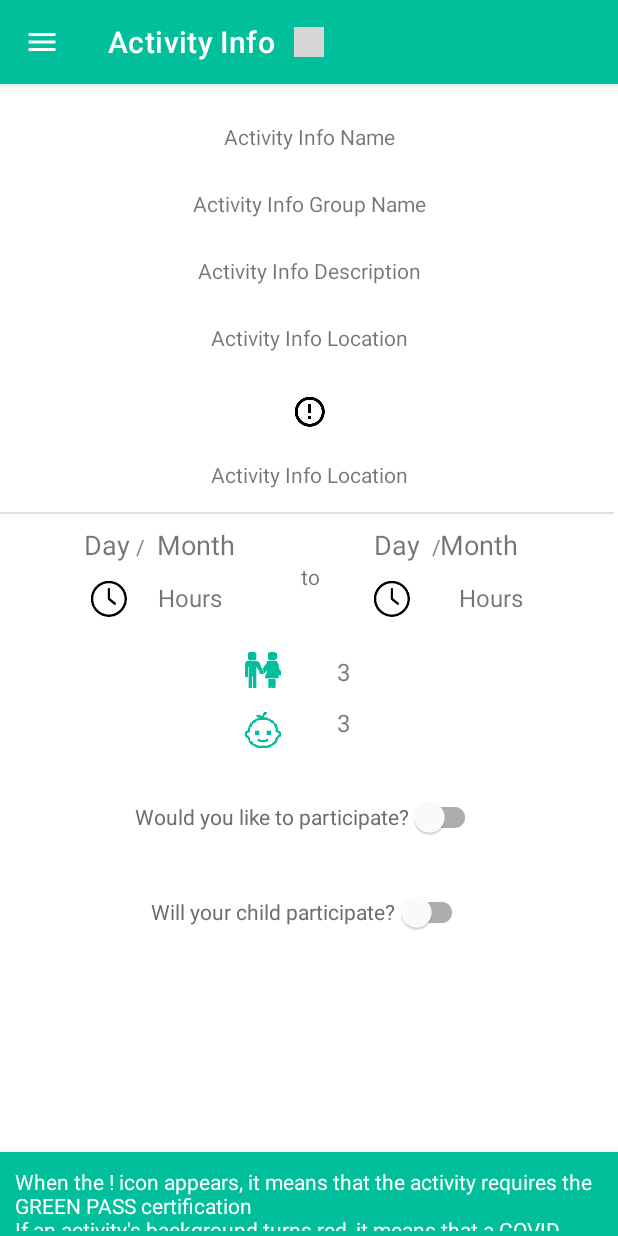
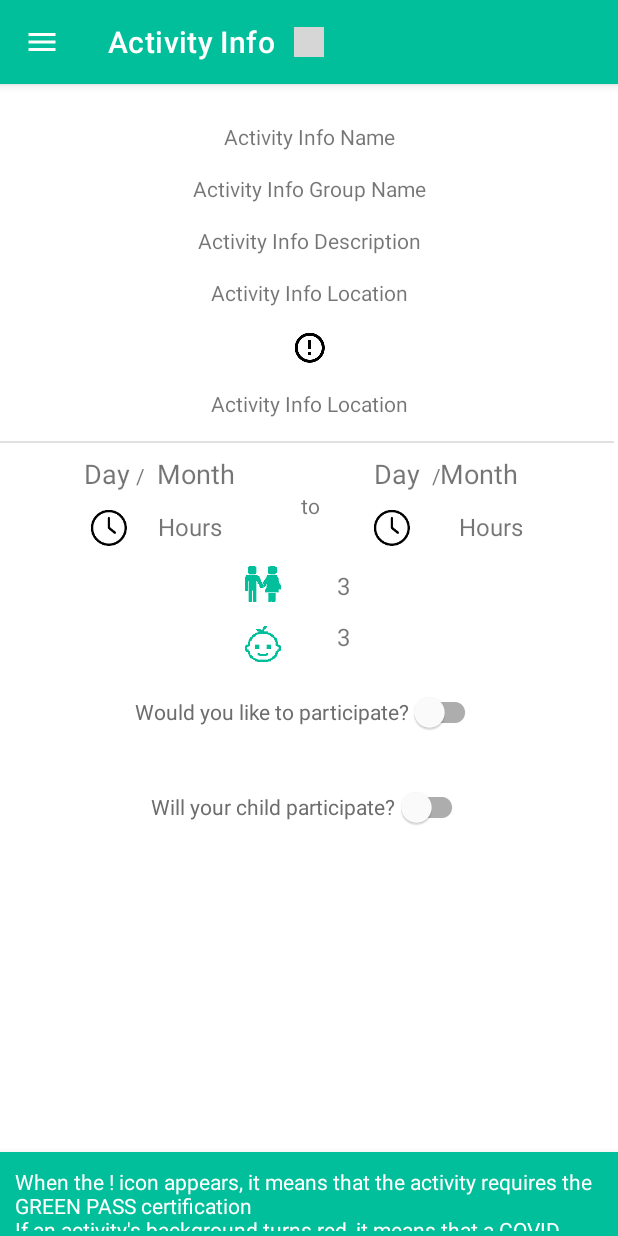
Before and after one commit to MrCosta57/progetto_ing_del_software_2021, an Android app: the ActivitiesInfoActivity screen opened directly, with no data from a screen before it, on a phone screen of 412 x 824 dp. Run offline under Robolectric (Android 15) with nearby library versions, the light colour scheme and no system bars; our stand-ins replace RxJava; 2 statements that could not run were skipped; grey boxes are pictures that could not be loaded.

Commit message:
Fix screen Activity Info

```diff
--- a/client/app/src/main/res/layout/activity_activities_info.xml
+++ b/client/app/src/main/res/layout/activity_activities_info.xml
@@ -93,7 +93,7 @@
         android:id="@+id/activity_info_group_name"
         android:layout_width="wrap_content"
         android:layout_height="wrap_content"
-        android:layout_marginTop="25dp"
+        android:layout_marginTop="15dp"
         android:text="@string/activity_info_group_name"
         app:layout_constraintEnd_toEndOf="parent"
         app:layout_constraintStart_toStartOf="parent"
@@ -103,7 +103,7 @@
         android:id="@+id/activity_info_description"
         android:layout_width="wrap_content"
         android:layout_height="wrap_content"
-        android:layout_marginTop="25dp"
+        android:layout_marginTop="15dp"
         android:text="@string/activity_info_description"
         app:layout_constraintEnd_toEndOf="parent"
         app:layout_constraintStart_toStartOf="parent"
@@ -113,7 +113,7 @@
         android:id="@+id/activity_info_location"
         android:layout_width="wrap_content"
         android:layout_height="wrap_content"
-        android:layout_marginTop="25dp"
+        android:layout_marginTop="15dp"
         android:text="@string/activity_info_location"
         app:layout_constraintEnd_toEndOf="parent"
         app:layout_constraintStart_toStartOf="parent"
@@ -123,7 +123,7 @@
         android:id="@+id/activity_info_green_pass_text"
         android:layout_width="wrap_content"
         android:layout_height="wrap_content"
-        android:layout_marginTop="20dp"
+        android:layout_marginTop="15dp"
         android:text="@string/activity_info_location"
         app:layout_constraintEnd_toEndOf="parent"
         app:layout_constraintStart_toStartOf="parent"
@@ -135,7 +135,7 @@
         android:layout_height="24dp"
         android:layout_alignParentStart="true"
         android:layout_alignParentTop="true"
-        android:layout_marginTop="28dp"
+        android:layout_marginTop="15dp"
         android:contentDescription="@string/green_pass_notification_icon"
         app:layout_constraintEnd_toEndOf="parent"
         app:layout_constraintHorizontal_bias="0.501"
@@ -189,7 +189,7 @@
         android:layout_height="wrap_content"
         android:layout_alignParentStart="true"
         android:layout_alignParentTop="true"
-        android:layout_marginTop="25dp"
+        android:layout_marginTop="15dp"
         android:text="@string/_3"
         android:textSize="16sp"
         app:layout_constraintEnd_toEndOf="parent"
@@ -246,7 +246,7 @@
         android:layout_height="24dp"
         android:layout_alignParentStart="true"
         android:layout_alignParentTop="true"
-        android:layout_marginTop="25dp"
+        android:layout_marginTop="15dp"
         android:contentDescription="@string/adult_icon"
         app:layout_constraintEnd_toEndOf="parent"
         app:layout_constraintHorizontal_bias="0.421"
@@ -316,7 +316,7 @@
         android:id="@+id/switch_activity_info_partecipate"
         android:layout_width="wrap_content"
         android:layout_height="wrap_content"
-        android:layout_marginTop="28dp"
+        android:layout_marginTop="15dp"
         android:minHeight="48dp"
         android:showText="false"
         android:text="@string/would_you_like_to_participate"
```
